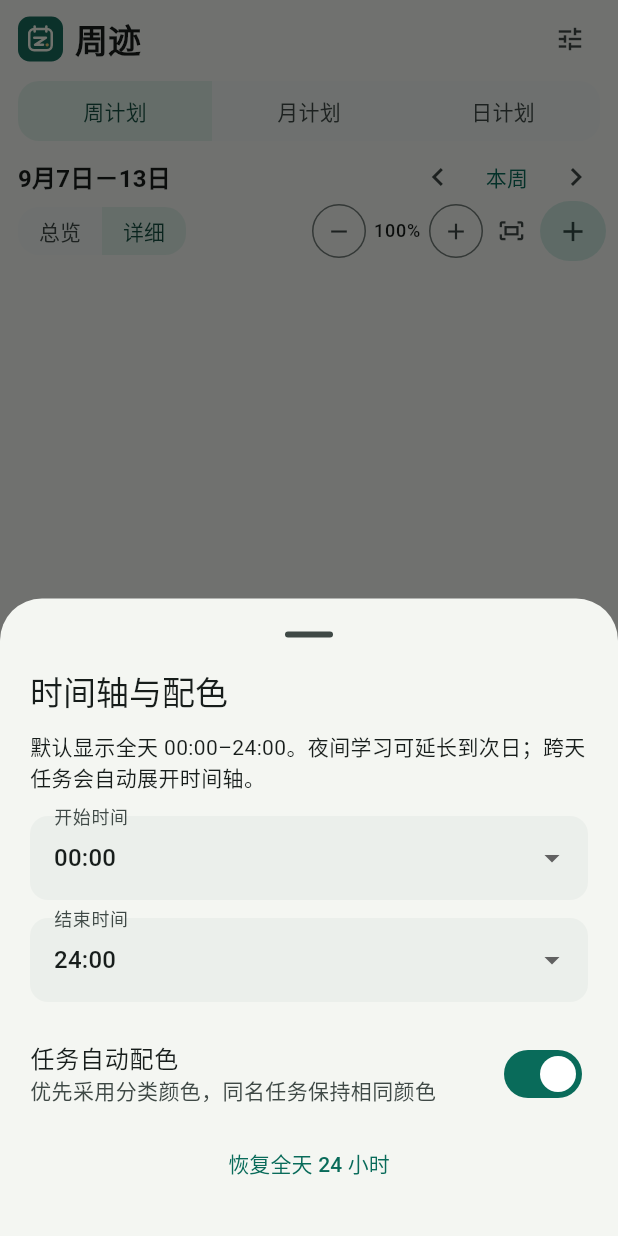
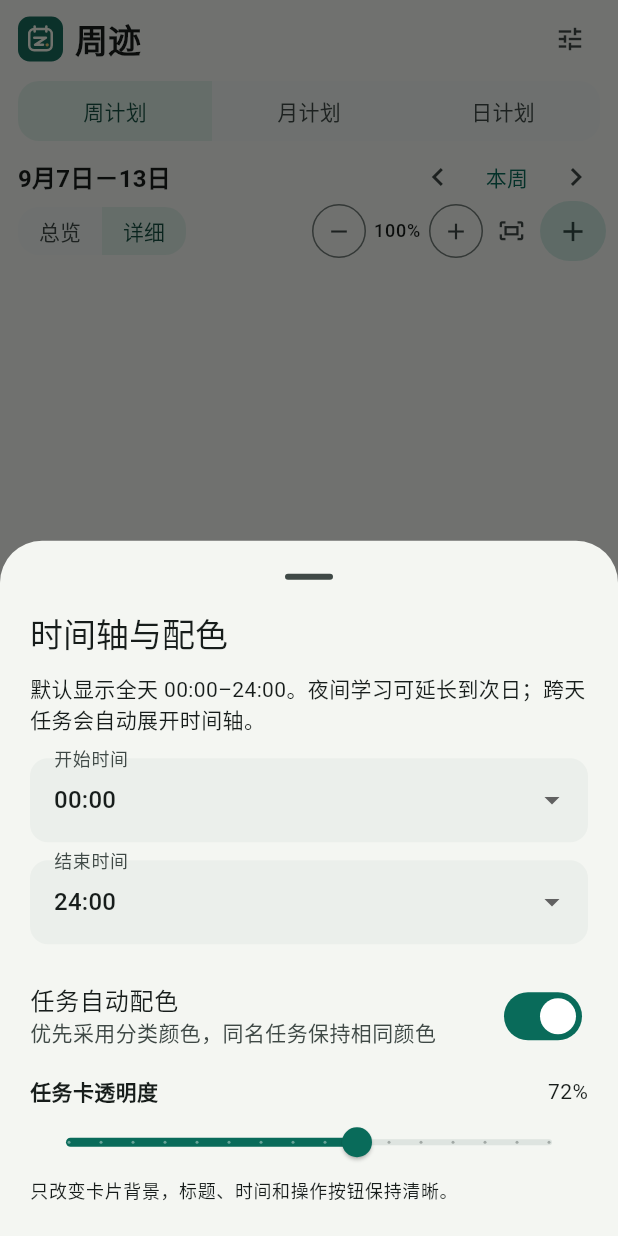
Before and after one commit to xushuodawawang/zhouji, a Flutter app: the screen it shows after launch, after a tap on the "tune" icon, on a phone screen of 412 x 824 dp. Run offline on Flutter 3.47's test engine with Material 3 defaults, Android fonts, the phone set to English and light mode, and no system bars; our stand-ins replace drift, flutter_local_notifications, flutter_riverpod, timezone; accounts and stored records are empty; generated files the repository leaves out were written again.

Commit message:
fix: center task titles and add card opacity control

```diff
--- a/lib/models/app_settings.dart
+++ b/lib/models/app_settings.dart
@@ -21,6 +21,7 @@ class AppSettings {
     this.timelineStartMinutes = 0,
     this.timelineEndMinutes = 24 * 60,
     this.autoColorEnabled = true,
+    this.taskCardOpacity = 0.72,
   });
 
   final String themeMode;
@@ -40,6 +41,7 @@ class AppSettings {
   final int timelineStartMinutes;
   final int timelineEndMinutes;
   final bool autoColorEnabled;
+  final double taskCardOpacity;
 
   AppSettings copyWith({
     String? themeMode,
@@ -59,6 +61,7 @@ class AppSettings {
     int? timelineStartMinutes,
     int? timelineEndMinutes,
     bool? autoColorEnabled,
+    double? taskCardOpacity,
   }) => AppSettings(
     themeMode: themeMode ?? this.themeMode,
     weekViewMode: weekViewMode ?? this.weekViewMode,
@@ -78,5 +81,6 @@ class AppSettings {
     timelineStartMinutes: timelineStartMinutes ?? this.timelineStartMinutes,
     timelineEndMinutes: timelineEndMinutes ?? this.timelineEndMinutes,
     autoColorEnabled: autoColorEnabled ?? this.autoColorEnabled,
+    taskCardOpacity: taskCardOpacity ?? this.taskCardOpacity,
   );
 }
--- a/lib/pages/week_plan_page.dart
+++ b/lib/pages/week_plan_page.dart
@@ -104,6 +104,7 @@ class _WeekPlanPageState extends ConsumerState<WeekPlanPage> {
                   },
                   timelineStartMinutes: visibleStart,
                   timelineEndMinutes: visibleEnd,
+                  taskCardOpacity: settings.taskCardOpacity,
                 );
               }
               return WeekSchedule(
@@ -116,6 +117,7 @@ class _WeekPlanPageState extends ConsumerState<WeekPlanPage> {
                     (height) => _detailViewportHeight = height,
                 timelineStartMinutes: visibleStart,
                 timelineEndMinutes: visibleEnd,
+                taskCardOpacity: settings.taskCardOpacity,
                 onCreateTask: _createTask,
                 onTapEmpty: _createTask,
                 onEditTask: _editTask,
--- a/lib/repositories/settings_repository.dart
+++ b/lib/repositories/settings_repository.dart
@@ -31,6 +31,7 @@ class SettingsRepository {
       timelineStartMinutes: Value(settings.timelineStartMinutes),
       timelineEndMinutes: Value(settings.timelineEndMinutes),
       autoColorEnabled: Value(settings.autoColorEnabled),
+      taskCardOpacity: Value(settings.taskCardOpacity),
     ),
   );
 
@@ -52,5 +53,6 @@ class SettingsRepository {
     timelineStartMinutes: row.timelineStartMinutes,
     timelineEndMinutes: row.timelineEndMinutes,
     autoColorEnabled: row.autoColorEnabled,
+    taskCardOpacity: row.taskCardOpacity,
   );
 }
--- a/lib/widgets/timeline_settings_sheet.dart
+++ b/lib/widgets/timeline_settings_sheet.dart
@@ -12,12 +12,22 @@ Future<void> showTimelineSettings(BuildContext context) =>
       builder: (_) => const TimelineSettingsSheet(),
     );
 
-class TimelineSettingsSheet extends ConsumerWidget {
+class TimelineSettingsSheet extends ConsumerStatefulWidget {
   const TimelineSettingsSheet({super.key});
+
   @override
-  Widget build(BuildContext context, WidgetRef ref) {
+  ConsumerState<TimelineSettingsSheet> createState() =>
+      _TimelineSettingsSheetState();
+}
+
+class _TimelineSettingsSheetState extends ConsumerState<TimelineSettingsSheet> {
+  double? _pendingOpacity;
+
+  @override
+  Widget build(BuildContext context) {
     final settings =
         ref.watch(appSettingsProvider).valueOrNull ?? const AppSettings();
+    final opacity = _pendingOpacity ?? settings.taskCardOpacity;
     return ListView(
       shrinkWrap: true,
       padding: const EdgeInsets.fromLTRB(20, 0, 20, 24),
@@ -76,6 +86,38 @@ class TimelineSettingsSheet extends ConsumerWidget {
                   .read(settingsRepositoryProvider)
                   .save(settings.copyWith(autoColorEnabled: v)),
         ),
+        const SizedBox(height: 4),
+        Row(
+          children: [
+            const Expanded(
+              child: Text(
+                '任务卡透明度',
+                style: TextStyle(fontWeight: FontWeight.w600),
+              ),
+            ),
+            Text('${(opacity * 100).round()}%'),
+          ],
+        ),
+        Slider(
+          key: const ValueKey('task-card-opacity'),
+          value: opacity,
+          min: 0.25,
+          max: 1,
+          divisions: 15,
+          label: '${(opacity * 100).round()}%',
+          onChanged: (value) => setState(() => _pendingOpacity = value),
+          onChangeEnd: (value) async {
+            await ref
+                .read(settingsRepositoryProvider)
+                .save(settings.copyWith(taskCardOpacity: value));
+            if (mounted) setState(() => _pendingOpacity = null);
+          },
+        ),
+        Text(
+          '只改变卡片背景，标题、时间和操作按钮保持清晰。',
+          style: Theme.of(context).textTheme.bodySmall,
+        ),
+        const SizedBox(height: 8),
         TextButton(
           onPressed:
               () => ref
--- a/lib/widgets/week_overview.dart
+++ b/lib/widgets/week_overview.dart
@@ -19,6 +19,7 @@ class WeekOverview extends StatelessWidget {
     required this.onDayTap,
     this.timelineStartMinutes = 0,
     this.timelineEndMinutes = 1440,
+    this.taskCardOpacity = 0.72,
   });
 
   final DateTime weekStart;
@@ -28,6 +29,7 @@ class WeekOverview extends StatelessWidget {
   final ValueChanged<DateTime> onDayTap;
   final int timelineStartMinutes;
   final int timelineEndMinutes;
+  final double taskCardOpacity;
 
   static const _axisWidth = 42.0;
   static const _headerHeight = 46.0;
@@ -150,6 +152,8 @@ class WeekOverview extends StatelessWidget {
                                       color: AppColors.taskSurface(
                                         context,
                                         Color(layout.task.colorValue),
+                                      ).withValues(
+                                        alpha: taskCardOpacity.clamp(0.25, 1),
                                       ),
                                       borderRadius: BorderRadius.circular(7),
                                       clipBehavior: Clip.antiAlias,
--- a/lib/widgets/week_schedule.dart
+++ b/lib/widgets/week_schedule.dart
@@ -25,6 +25,7 @@ class WeekSchedule extends StatefulWidget {
     required this.onViewportHeightChanged,
     this.timelineStartMinutes = 0,
     this.timelineEndMinutes = 1440,
+    this.taskCardOpacity = 0.72,
   });
 
   final DateTime weekStart;
@@ -42,6 +43,7 @@ class WeekSchedule extends StatefulWidget {
   final ValueChanged<double> onViewportHeightChanged;
   final int timelineStartMinutes;
   final int timelineEndMinutes;
+  final double taskCardOpacity;
 
   @override
   State<WeekSchedule> createState() => _WeekScheduleState();
@@ -490,6 +492,7 @@ class _WeekScheduleState extends State<WeekSchedule> {
         actualHeight: actualHeight,
         isSelected: _selectedTaskId == task.id,
         isDimmed: _selectedTaskId != null && _selectedTaskId != task.id,
+        backgroundOpacity: widget.taskCardOpacity,
         onTap: () => _openTask(task),
         onLongPress: () => _openTaskMenu(task),
         onMoveStart: (details) => _startMove(task, details.globalPosition),
@@ -530,6 +533,7 @@ class _WeekScheduleState extends State<WeekSchedule> {
               task: preview,
               actualHeight: actualHeight,
               isPreview: true,
+              backgroundOpacity: widget.taskCardOpacity,
               onTap: () {},
               onLongPress: () {},
               onMoveStart: (_) {},
--- a/pubspec.yaml
+++ b/pubspec.yaml
@@ -16,7 +16,7 @@ publish_to: 'none' # Remove this line if you wish to publish to pub.dev
 # https://developer.apple.com/library/archive/documentation/General/Reference/InfoPlistKeyReference/Articles/CoreFoundationKeys.html
 # In Windows, build-name is used as the major, minor, and patch parts
 # of the product and file versions while build-number is used as the build suffix.
-version: 2.2.0+6
+version: 2.2.1+7
 
 environment:
   sdk: ^3.7.2
```
Also changed, not shown: lib/database/app_database.dart (+8 -1 lines), lib/widgets/task_block.dart (+25 -9 lines), lib/database/app_database.g.dart, 5 other files.
